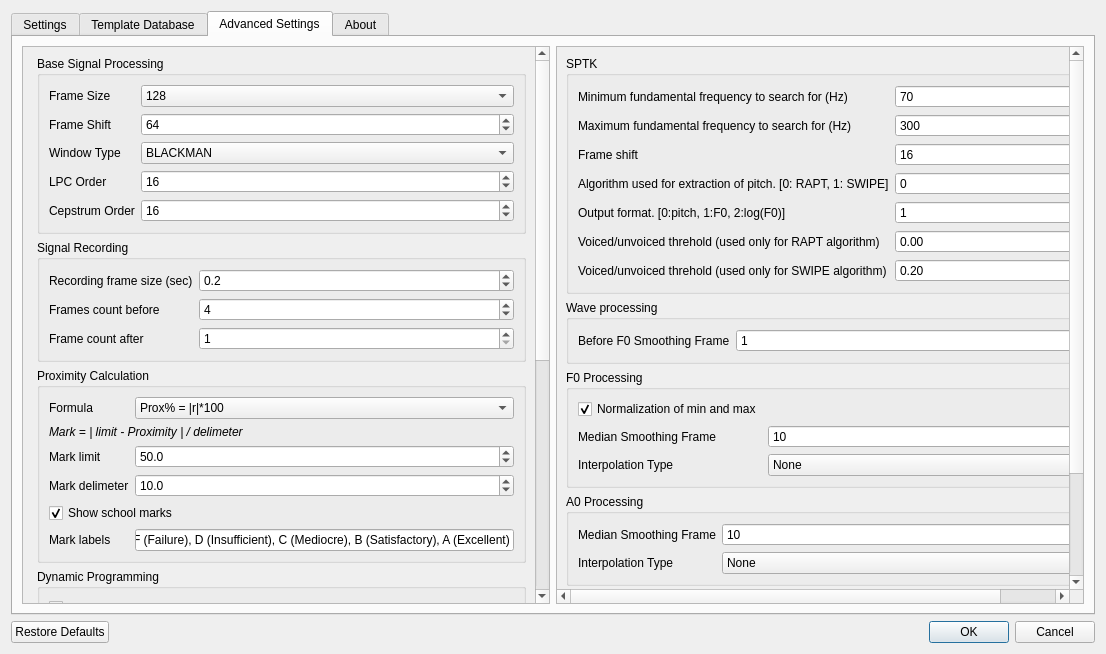
This is settingsdialog.ui in zhitko/inton-trainer as Qt 5 draws it before an edit. The edited form follows.
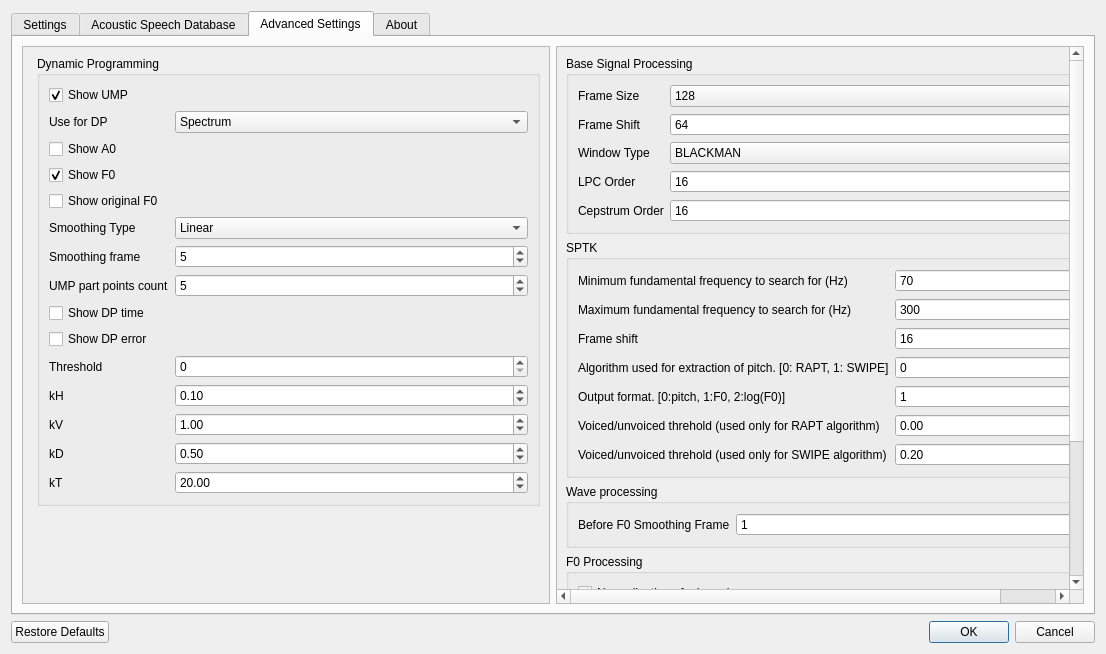
This is the edited form. The open tabs and pages were chosen to show the change. Icons and pictures are not drawn.

Commit message: remove unused settings, change labels in settings

The edit to the form file:
```diff
--- a/settingsdialog.ui
+++ b/settingsdialog.ui
@@ -84,6 +84,15 @@
           </item>
           <item row="0" column="1">
            <widget class="QComboBox" name="recordingType">
+            <property name="enabled">
+             <bool>false</bool>
+            </property>
+            <property name="editable">
+             <bool>false</bool>
+            </property>
+            <property name="currentIndex">
+             <number>3</number>
+            </property>
             <item>
              <property name="text">
               <string>#1 Recording N seconds</string>
@@ -136,6 +145,105 @@
          </layout>
         </widget>
        </item>
+       <item>
+        <widget class="QGroupBox" name="groupBox_12">
+         <property name="title">
+          <string>Similarity Measure Calculation</string>
+         </property>
+         <layout class="QFormLayout" name="formLayout_11">
+          <item row="0" column="0">
+           <widget class="QLabel" name="label_20">
+            <property name="text">
+             <string>Similarity (%) thru:</string>
+            </property>
+           </widget>
+          </item>
+          <item row="0" column="1">
+           <widget class="QComboBox" name="errorTypeBox">
+            <item>
+             <property name="text">
+              <string>Correlations</string>
+             </property>
+            </item>
+            <item>
+             <property name="text">
+              <string>Average Distance</string>
+             </property>
+            </item>
+            <item>
+             <property name="text">
+              <string>Maximum Local Distance</string>
+             </property>
+            </item>
+           </widget>
+          </item>
+          <item row="1" column="0">
+           <widget class="QLabel" name="label_9">
+            <property name="text">
+             <string>Similarity Limit</string>
+            </property>
+           </widget>
+          </item>
+          <item row="1" column="1">
+           <widget class="QDoubleSpinBox" name="markLimit">
+            <property name="decimals">
+             <number>1</number>
+            </property>
+            <property name="maximum">
+             <double>500.000000000000000</double>
+            </property>
+            <property name="value">
+             <double>50.000000000000000</double>
+            </property>
+           </widget>
+          </item>
+          <item row="2" column="0">
+           <widget class="QLabel" name="label_10">
+            <property name="text">
+             <string>Marks Quantity</string>
+            </property>
+           </widget>
+          </item>
+          <item row="2" column="1">
+           <widget class="QDoubleSpinBox" name="markDelimeter">
+            <property name="decimals">
+             <number>0</number>
+            </property>
+            <property name="value">
+             <double>5.000000000000000</double>
+            </property>
+           </widget>
+          </item>
+          <item row="3" column="0" colspan="2">
+           <widget class="QCheckBox" name="showMarks">
+            <property name="text">
+             <string>Show school marks</string>
+            </property>
+            <property name="checked">
+             <bool>true</bool>
+            </property>
+           </widget>
+          </item>
+          <item row="4" column="0">
+           <widget class="QLabel" name="label_40">
+            <property name="text">
+             <string>Mark labels</string>
+            </property>
+           </widget>
+          </item>
+          <item row="4" column="1">
+           <widget class="QLineEdit" name="markLabels">
+            <property name="text">
+             <string>F (Failure), D (Insufficient), C (Mediocre), B (Satisfactory), A (Excellent)</string>
+            </property>
+            <property name="maxLength">
+             <number>200</number>
+            </property>
+           </widget>
+          </item>
+         </layout>
+        </widget>
+       </item>
        <item>
         <spacer name="verticalSpacer_3">
          <property name="orientation">
@@ -153,7 +261,7 @@
      </widget>
      <widget class="QWidget" name="tab_2">
       <attribute name="title">
-       <string>Template Database</string>
+       <string>Acoustic Speech Database</string>
       </attribute>
       <layout class="QVBoxLayout" name="verticalLayout_5">
        <item>
@@ -189,8 +297,8 @@
            <rect>
             <x>0</x>
             <y>0</y>
-            <width>514</width>
-            <height>987</height>
+            <width>528</width>
+            <height>562</height>
            </rect>
           </property>
           <layout class="QHBoxLayout" name="horizontalLayout_2">
@@ -199,375 +307,6 @@
              <property name="leftMargin">
               <number>5</number>
              </property>
-             <item>
-              <widget class="QGroupBox" name="groupBox_2">
-               <property name="title">
-                <string>Base Signal Processing</string>
-               </property>
-               <layout class="QFormLayout" name="formLayout_2">
-                <item row="0" column="0">
-                 <widget class="QLabel" name="label_3">
-                  <property name="text">
-                   <string>Frame Size</string>
-                  </property>
-                 </widget>
-                </item>
-                <item row="0" column="1">
-                 <widget class="QComboBox" name="frameSizeBox">
-                  <property name="currentIndex">
-                   <number>3</number>
-                  </property>
-                  <item>
-                   <property name="text">
-                    <string notr="true">16</string>
-                   </property>
-                  </item>
-                  <item>
-                   <property name="text">
-                    <string notr="true">32</string>
-                   </property>
-                  </item>
-                  <item>
-                   <property name="text">
-                    <string notr="true">64</string>
-                   </property>
-                  </item>
-                  <item>
-                   <property name="text">
-                    <string notr="true">128</string>
-                   </property>
-                  </item>
-                  <item>
-                   <property name="text">
-                    <string notr="true">256</string>
-                   </property>
-                  </item>
-                  <item>
-                   <property name="text">
-                    <string notr="true">512</string>
-                   </property>
-                  </item>
-                  <item>
-                   <property name="text">
-                    <string notr="true">1024</string>
-                   </property>
-                  </item>
-                  <item>
-                   <property name="text">
-                    <string notr="true">2048</string>
-                   </property>
-                  </item>
-                  <item>
-                   <property name="text">
-                    <string notr="true">4096</string>
-                   </property>
-                  </item>
-                  <item>
-                   <property name="text">
-                    <string notr="true">8192</string>
-                   </property>
-                  </item>
-                  <item>
-                   <property name="text">
-                    <string notr="true">16384</string>
-                   </property>
-                  </item>
-                  <item>
-                   <property name="text">
-                    <string notr="true">32768</string>
-                   </property>
-                  </item>
-                  <item>
-                   <property name="text">
-                    <string notr="true">65536</string>
-                   </property>
-                  </item>
-                 </widget>
-                </item>
-                <item row="1" column="0">
-                 <widget class="QLabel" name="label_4">
-                  <property name="text">
-                   <string>Frame Shift</string>
-                  </property>
-                 </widget>
-                </item>
-                <item row="1" column="1">
-                 <widget class="QSpinBox" name="frameShiftSpin">
-                  <property name="minimum">
-                   <number>10</number>
-                  </property>
-                  <property name="maximum">
-                   <number>65536</number>
-                  </property>
-                  <property name="singleStep">
-                   <number>16</number>
-                  </property>
-                  <property name="value">
-                   <number>64</number>
-                  </property>
-                  <property name="displayIntegerBase">
-                   <number>10</number>
-                  </property>
-                 </widget>
-                </item>
-                <item row="2" column="0">
-                 <widget class="QLabel" name="label_7">
-                  <property name="text">
-                   <string>Window Type</string>
-                  </property>
-                 </widget>
-                </item>
-                <item row="2" column="1">
-                 <widget class="QComboBox" name="windoTypeBox">
-                  <property name="currentIndex">
-                   <number>0</number>
-                  </property>
-                  <item>
-                   <property name="text">
-                    <string>BLACKMAN</string>
-                   </property>
-                  </item>
-                  <item>
-                   <property name="text">
-                    <string>HAMMING</string>
-                   </property>
-                  </item>
-                  <item>
-                   <property name="text">
-                    <string>HANNING</string>
-                   </property>
-                  </item>
-                  <item>
-                   <property name="text">
-                    <string>BARTLETT</string>
-                   </property>
-                  </item>
-                  <item>
-                   <property name="text">
-                    <string>TRAPEZOID</string>
-                   </property>
-                  </item>
-                  <item>
-                   <property name="text">
-                    <string>RECTANGULAR</string>
-                   </property>
-                  </item>
-                 </widget>
-                </item>
-                <item row="3" column="0">
-                 <widget class="QLabel" name="label_8">
-                  <property name="text">
-                   <string>LPC Order</string>
-                  </property>
-                 </widget>
-                </item>
-                <item row="3" column="1">
-                 <widget class="QSpinBox" name="lpcOrderSpin">
-                  <property name="minimum">
-                   <number>1</number>
-                  </property>
-                  <property name="value">
-                   <number>16</number>
-                  </property>
-                 </widget>
-                </item>
-                <item row="4" column="1">
-                 <widget class="QSpinBox" name="lpcCepstrumOrderSpin">
-                  <property name="value">
-                   <number>16</number>
-                  </property>
-                 </widget>
-                </item>
-                <item row="4" column="0">
-                 <widget class="QLabel" name="label_34">
-                  <property name="text">
-                   <string>Cepstrum Order</string>
-                  </property>
-                 </widget>
-                </item>
-               </layout>
-              </widget>
-             </item>
-             <item>
-              <widget class="QGroupBox" name="groupBox_4">
-               <property name="title">
-                <string>Signal Recording</string>
-               </property>
-               <layout class="QFormLayout" name="formLayout_5">
-                <item row="0" column="0">
-                 <widget class="QLabel" name="label_24">
-                  <property name="text">
-                   <string>Recording frame size (sec)</string>
-                  </property>
-                 </widget>
-                </item>
-                <item row="0" column="1">
-                 <widget class="QDoubleSpinBox" name="recordingFrameSeconds">
-                  <property name="decimals">
-                   <number>1</number>
-                  </property>
-                  <property name="minimum">
-                   <double>0.100000000000000</double>
-                  </property>
-                  <property name="maximum">
-                   <double>10.000000000000000</double>
-                  </property>
-                  <property name="singleStep">
-                   <double>0.100000000000000</double>
-                  </property>
-                  <property name="value">
-                   <double>0.200000000000000</double>
-                  </property>
-                 </widget>
-                </item>
-                <item row="1" column="0">
-                 <widget class="QLabel" name="label_26">
-                  <property name="text">
-                   <string>Frames count before</string>
-                  </property>
-                 </widget>
-                </item>
-                <item row="2" column="0">
-                 <widget class="QLabel" name="label_28">
-                  <property name="text">
-                   <string>Frame count after</string>
-                  </property>
-                 </widget>
-                </item>
-                <item row="1" column="1">
-                 <widget class="QSpinBox" name="recordingFrameBefore">
-                  <property name="minimum">
-                   <number>1</number>
-                  </property>
-                  <property name="value">
-                   <number>4</number>
-                  </property>
-                 </widget>
-                </item>
-                <item row="2" column="1">
-                 <widget class="QSpinBox" name="recordingFrameAfter">
-                  <property name="minimum">
-                   <number>1</number>
-                  </property>
-                  <property name="value">
-                   <number>1</number>
-                  </property>
-                 </widget>
-                </item>
-               </layout>
-              </widget>
-             </item>
-             <item>
-              <widget class="QGroupBox" name="groupBox_12">
-               <property name="title">
-                <string>Proximity Calculation</string>
-               </property>
-               <layout class="QFormLayout" name="formLayout_11">
-                <item row="0" column="0">
-                 <widget class="QLabel" name="label_20">
-                  <property name="text">
-                   <string>Formula</string>
-                  </property>
-                 </widget>
-                </item>
-                <item row="0" column="1">
-                 <widget class="QComboBox" name="errorTypeBox">
-                  <item>
-                   <property name="text">
-                    <string>Prox% = |r|*100</string>
-                   </property>
-                  </item>
-                  <item>
-                   <property name="text">
-                    <string>Prox% = (1 - |d|)*100</string>
-                   </property>
-                  </item>
-                  <item>
-                   <property name="text">
-                    <string>Prox% = Local proximity of F0-curves</string>
-                   </property>
-                  </item>
-                 </widget>
-                </item>
-                <item row="1" column="0" colspan="2">
-                 <widget class="QLabel" name="label_39">
-                  <property name="font">
-                   <font>
-                    <italic>true</italic>
-                   </font>
-                  </property>
-                  <property name="text">
-                   <string>Mark = | limit - Proximity | / delimeter</string>
-                  </property>
-                 </widget>
-                </item>
-                <item row="2" column="0">
-                 <widget class="QLabel" name="label_9">
-                  <property name="text">
-                   <string>Mark limit</string>
-                  </property>
-                 </widget>
-                </item>
-                <item row="2" column="1">
-                 <widget class="QDoubleSpinBox" name="markLimit">
-                  <property name="decimals">
-                   <number>1</number>
-                  </property>
-                  <property name="maximum">
-                   <double>500.000000000000000</double>
-                  </property>
-                  <property name="value">
-                   <double>50.000000000000000</double>
-                  </property>
-                 </widget>
-                </item>
-                <item row="3" column="0">
-                 <widget class="QLabel" name="label_10">
-                  <property name="text">
-                   <string>Mark delimeter</string>
-                  </property>
-                 </widget>
-                </item>
-                <item row="3" column="1">
-                 <widget class="QDoubleSpinBox" name="markDelimeter">
-                  <property name="decimals">
-                   <number>1</number>
-                  </property>
-                  <property name="value">
-                   <double>10.000000000000000</double>
-                  </property>
-                 </widget>
-                </item>
-                <item row="5" column="0">
-                 <widget class="QLabel" name="label_40">
-                  <property name="text">
-                   <string>Mark labels</string>
-                  </property>
-                 </widget>
-                </item>
-                <item row="5" column="1">
-                 <widget class="QLineEdit" name="markLabels">
-                  <property name="text">
-                   <string>F (Failure), D (Insufficient), C (Mediocre), B (Satisfactory), A (Excellent)</string>
-                  </property>
-                  <property name="maxLength">
-                   <number>200</number>
-                  </property>
-                 </widget>
-                </item>
-                <item row="4" column="0" colspan="2">
-                 <widget class="QCheckBox" name="showMarks">
-                  <property name="text">
-                   <string>Show school marks</string>
-                  </property>
-                  <property name="checked">
-                   <bool>true</bool>
-                  </property>
-                 </widget>
-                </item>
-               </layout>
-              </widget>
-             </item>
              <item>
               <widget class="QGroupBox" name="groupBox_11">
                <property name="title">
@@ -827,12 +566,201 @@
             <x>0</x>
             <y>0</y>
             <width>516</width>
-            <height>688</height>
+            <height>745</height>
            </rect>
           </property>
           <layout class="QHBoxLayout" name="horizontalLayout_3">
            <item>
             <layout class="QVBoxLayout" name="verticalLayout_4">
+             <item>
+              <widget class="QGroupBox" name="groupBox_2">
+               <property name="title">
+                <string>Base Signal Processing</string>
+               </property>
+               <layout class="QFormLayout" name="formLayout_2">
+                <item row="0" column="0">
+                 <widget class="QLabel" name="label_3">
+                  <property name="text">
+                   <string>Frame Size</string>
+                  </property>
+                 </widget>
+                </item>
+                <item row="0" column="1">
+                 <widget class="QComboBox" name="frameSizeBox">
+                  <property name="currentIndex">
+                   <number>3</number>
+                  </property>
+                  <item>
+                   <property name="text">
+                    <string notr="true">16</string>
+                   </property>
+                  </item>
+                  <item>
+                   <property name="text">
+                    <string notr="true">32</string>
+                   </property>
+                  </item>
+                  <item>
+                   <property name="text">
+                    <string notr="true">64</string>
+                   </property>
+                  </item>
+                  <item>
+                   <property name="text">
+                    <string notr="true">128</string>
+                   </property>
+                  </item>
+                  <item>
+                   <property name="text">
+                    <string notr="true">256</string>
+                   </property>
+                  </item>
+                  <item>
+                   <property name="text">
+                    <string notr="true">512</string>
+                   </property>
+                  </item>
+                  <item>
+                   <property name="text">
+                    <string notr="true">1024</string>
+                   </property>
+                  </item>
+                  <item>
+                   <property name="text">
+                    <string notr="true">2048</string>
+                   </property>
+                  </item>
+                  <item>
+                   <property name="text">
+                    <string notr="true">4096</string>
+                   </property>
+                  </item>
+                  <item>
+                   <property name="text">
+                    <string notr="true">8192</string>
+                   </property>
+                  </item>
+                  <item>
+                   <property name="text">
+                    <string notr="true">16384</string>
+                   </property>
+                  </item>
+                  <item>
+                   <property name="text">
+                    <string notr="true">32768</string>
+                   </property>
+                  </item>
+                  <item>
+                   <property name="text">
+                    <string notr="true">65536</string>
+                   </property>
+                  </item>
+                 </widget>
+                </item>
+                <item row="1" column="0">
+                 <widget class="QLabel" name="label_4">
+                  <property name="text">
+                   <string>Frame Shift</string>
+                  </property>
+                 </widget>
+                </item>
+                <item row="1" column="1">
+                 <widget class="QSpinBox" name="frameShiftSpin">
+                  <property name="minimum">
+                   <number>10</number>
+                  </property>
+                  <property name="maximum">
+                   <number>65536</number>
+                  </property>
+                  <property name="singleStep">
+                   <number>16</number>
+                  </property>
+                  <property name="value">
+                   <number>64</number>
+                  </property>
+                  <property name="displayIntegerBase">
+                   <number>10</number>
+                  </property>
+                 </widget>
+                </item>
+                <item row="2" column="0">
+                 <widget class="QLabel" name="label_7">
+                  <property name="text">
+                   <string>Window Type</string>
+                  </property>
+                 </widget>
+                </item>
+                <item row="2" column="1">
+                 <widget class="QComboBox" name="windoTypeBox">
+                  <property name="currentIndex">
+                   <number>0</number>
+                  </property>
+                  <item>
+                   <property name="text">
+                    <string>BLACKMAN</string>
+                   </property>
+                  </item>
+                  <item>
+                   <property name="text">
+                    <string>HAMMING</string>
+                   </property>
+                  </item>
+                  <item>
+                   <property name="text">
+                    <string>HANNING</string>
+                   </property>
+                  </item>
+                  <item>
+                   <property name="text">
+                    <string>BARTLETT</string>
+                   </property>
+                  </item>
+                  <item>
+                   <property name="text">
+                    <string>TRAPEZOID</string>
+                   </property>
+                  </item>
+                  <item>
+                   <property name="text">
+                    <string>RECTANGULAR</string>
+                   </property>
+                  </item>
+                 </widget>
+                </item>
+                <item row="3" column="0">
+                 <widget class="QLabel" name="label_8">
+                  <property name="text">
+                   <string>LPC Order</string>
+                  </property>
+                 </widget>
+                </item>
+                <item row="3" column="1">
+                 <widget class="QSpinBox" name="lpcOrderSpin">
+                  <property name="minimum">
+                   <number>1</number>
+                  </property>
+                  <property name="value">
+                   <number>16</number>
+                  </property>
+                 </widget>
+                </item>
+                <item row="4" column="1">
+                 <widget class="QSpinBox" name="lpcCepstrumOrderSpin">
+                  <property name="value">
+                   <number>16</number>
+                  </property>
+                 </widget>
+                </item>
+                <item row="4" column="0">
+                 <widget class="QLabel" name="label_34">
+                  <property name="text">
+                   <string>Cepstrum Order</string>
+                  </property>
+                 </widget>
+                </item>
+               </layout>
+              </widget>
+             </item>
              <item>
               <widget class="QGroupBox" name="groupBox_3">
                <property name="title">
@@ -1137,63 +1065,6 @@
                </layout>
               </widget>
              </item>
-             <item>
-              <widget class="QGroupBox" name="groupBox_7">
-               <property name="title">
-                <string>Spectrum Processing</string>
-               </property>
-               <layout class="QGridLayout" name="gridLayout">
-                <item row="1" column="1">
-                 <widget class="QSpinBox" name="specFactorSpin">
-                  <property name="value">
-                   <number>10</number>
-                  </property>
-                 </widget>
-                </item>
-                <item row="2" column="0">
-                 <widget class="QLabel" name="label_27">
-                  <property name="text">
-                   <string>Threshold</string>
-                  </property>
-                 </widget>
-                </item>
-                <item row="2" column="1">
-                 <widget class="QDoubleSpinBox" name="specMinSpin">
-                  <property name="decimals">
-                   <number>4</number>
-                  </property>
-                  <property name="maximum">
-                   <double>1.000000000000000</double>
-                  </property>
-                  <property name="value">
-                   <double>0.050000000000000</double>
-                  </property>
-                 </widget>
-                </item>
-                <item row="1" column="0">
-                 <widget class="QLabel" name="label_25">
-                  <property name="text">
-                   <string>Factor</string>
-                  </property>
-                 </widget>
-                </item>
-                <item row="0" column="0" colspan="2">
-                 <widget class="QComboBox" name="specProcBox">
-                  <item>
-                   <property name="text">
-                    <string>Обработка спектра: y= (log(x)+1)^фактор</string>
-                   </property>
-                  </item>
-                  <item>
-                   <property name="text">
-                    <string>Обработка спектра: y = exp(x-1)^фактор</string>
-                   </property>
-                  </item>
-                 </widget>
-                </item>
-               </layout>
-              </widget>
-             </item>
              <item>
               <spacer name="verticalSpacer_2">
                <property name="orientation">
```
The commit also changes 9 other files.
